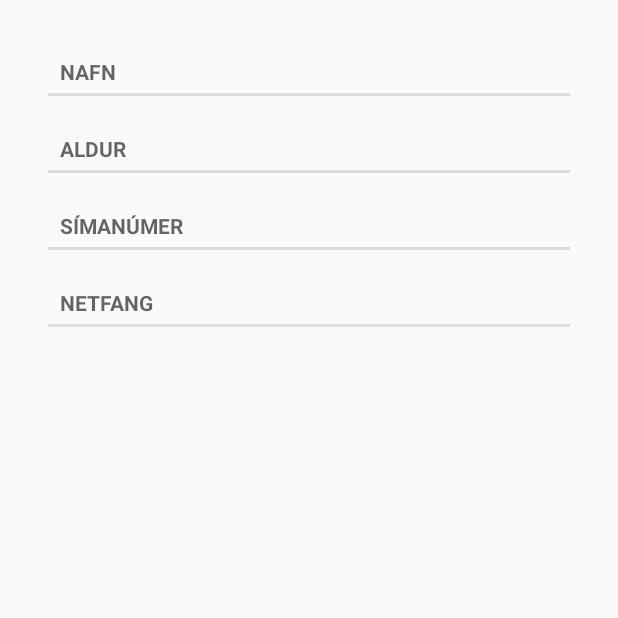
After one commit to hugbo/bualfur, an Android app: the ProfileActivity screen opened directly, with no data from a screen before it, on a phone screen of 412 x 824 dp, the top half of it. The commit adds this screen. Run offline under Robolectric (Android 15) with nearby library versions, the phone set to English and light mode, and no system bars; our stand-ins replace Volley; libraries missing offline, so code that uses them is left out: com.facebook, com.facebook.login; network calls fail; 1 statement that could not run was skipped.

Commit message:
Profile Management

```diff
--- a/app/build.gradle
+++ b/app/build.gradle
@@ -36,6 +36,7 @@ dependencies {
     compile 'com.google.code.gson:gson:2.8.0'
     compile 'com.facebook.android:facebook-android-sdk:[4,5)'
     compile 'com.android.support.constraint:constraint-layout:1.0.2'
+    compile 'com.google.android.gms:play-services-maps:10.2.0'
+    compile 'com.android.support:support-v4:25.3.1'
     testCompile 'junit:junit:4.12'
-    compile 'com.google.android.gms:play-services-maps:10.2.0'
 }
--- /dev/null
+++ b/app/src/main/java/hugbo/bualfur/controller/ProfileActivity.java
@@ -0,0 +1,22 @@
+package hugbo.bualfur.controller;
+
+import android.content.Context;
+import android.content.Intent;
+import android.support.v4.app.Fragment;
+import android.support.v7.app.AppCompatActivity;
+import android.os.Bundle;
+
+import hugbo.bualfur.R;
+
+public class ProfileActivity extends SingleFragmentActivity {
+
+    public static Intent newIntent(Context context){
+        Intent intent = new Intent(context, ProfileActivity.class);
+        return intent;
+    }
+
+    @Override
+    protected Fragment createFragment() {
+        return new ProfileFragment();
+    }
+}
--- /dev/null
+++ b/app/src/main/java/hugbo/bualfur/controller/ProfileFragment.java
@@ -0,0 +1,80 @@
+package hugbo.bualfur.controller;
+
+
+import android.os.Bundle;
+import android.support.v4.app.Fragment;
+import android.util.Log;
+import android.view.LayoutInflater;
+import android.view.View;
+import android.view.ViewGroup;
+
+import java.util.UUID;
+
+import hugbo.bualfur.R;
+import hugbo.bualfur.model.Property;
+import hugbo.bualfur.model.User;
+import hugbo.bualfur.services.SessionManager;
+import hugbo.bualfur.services.UserCallback;
+
+/**
+ * A simple {@link Fragment} subclass.
+ */
+public class ProfileFragment extends Fragment {
+
+    private static final String ARG_USER_ID = "user_id";
+    private static final String TAG = "ProfileFragment";
+    private User mUserToView;
+
+    public static ProfileFragment newInstance(String serverID){
+        Bundle args = new Bundle();
+        args.putSerializable(ARG_USER_ID, serverID);
+
+        ProfileFragment fragment = new ProfileFragment();
+        fragment.setArguments(args);
+        return fragment;
+    }
+
+
+    @Override
+    public View onCreateView(LayoutInflater inflater, ViewGroup container,
+                             Bundle savedInstanceState) {
+
+        View view = inflater.inflate(R.layout.fragment_profile, container, false);
+
+        if (mUserToView == null){
+            String serverID = (String) getArguments().getSerializable(ARG_USER_ID);
+
+            updateView(view, serverID);
+        } else {
+            updateView(view);
+        }
+        // Inflate the layout for this fragment
+        return view;
+    }
+
+
+    @Override
+    public void onCreate(Bundle savedInstanceState) {
+        super.onCreate(savedInstanceState);
+//        setRetainInstance(true);
+        Log.i(TAG, "onCreate: ");
+
+    }
+
+    private void updateView(View view, String serverID){
+        SessionManager.getInstance(getActivity()).getUserFromID(serverID, new UserCallback(){
+            @Override
+            public void onSuccess(User user){
+                mUserToView = user;
+                Log.i(TAG, "onSuccess: "+user.getmFirstName());
+            }
+        });
+    }
+
+    private void updateView(View view){
+        Log.i(TAG, "Helloooo!");
+    }
+
+
+
+}
--- a/app/src/main/java/hugbo/bualfur/services/SessionManager.java
+++ b/app/src/main/java/hugbo/bualfur/services/SessionManager.java
@@ -62,10 +62,6 @@ public class SessionManager {
             }
         });
 
-
-
-
-
         Bundle parameters = new Bundle();
 
         parameters.putString("fields", "id, picture, first_name, last_name, gender, age_range, link" );
@@ -73,8 +69,44 @@ public class SessionManager {
         request.executeAsync();
     }
 
+    public void getUserFromID(String fbId, final UserCallback callback){
 
+        String devURL = "http://192.168.122.1:3000/profile/json"+fbId;
 
+        JsonObjectRequest request = new JsonObjectRequest(Request.Method.GET, devURL, null, new Response.Listener<JSONObject>() {
+            @Override
+            public void onResponse(JSONObject response) {
+                try {
+                    JSONObject userObject = response.getJSONObject("user");
+
+                    String firstName = userObject.getString("first_name");
+                    String lastName = userObject.getString("last_name");
+                    String gender = userObject.getString("gender");
+                    String ageRange = userObject.getString("age_range");
+                    String imageURL = userObject.getString("image_url");
+                    String facebookURL = userObject.getString("facebook_url");
+                    String phoneNumber = userObject.getString("phone_number");
+                    String personalInfo = userObject.getString("personal_info");
+                    String email = userObject.getString("email");
+                    String facebookId = userObject.getString("facebook_id");
+
+                    User user = new User(facebookId, firstName, lastName, ageRange, gender, email, phoneNumber, personalInfo, imageURL, facebookURL);
+
+                    callback.onSuccess(user);
+                } catch (JSONException error){
+                    Log.e(TAG, "onResponse: "+error.toString() );
+                }
+
+            }
+        }, new Response.ErrorListener() {
+            @Override
+            public void onErrorResponse(VolleyError error) {
+                //
+            }
+        });
+
+        NetworkController.getInstance(mCtx).addToRequestQueue(request);
+    }
 
     public void getUserFromServer(JSONObject userdata, final UserCallback callback){
         JSONObject graphData = new JSONObject();
--- /dev/null
+++ b/app/src/main/res/layout/fragment_profile.xml
@@ -0,0 +1,59 @@
+<?xml version="1.0" encoding="utf-8"?>
+<LinearLayout xmlns:android="http://schemas.android.com/apk/res/android"
+    android:orientation="vertical"
+    android:layout_width="match_parent"
+    android:layout_height="wrap_content"
+    android:layout_margin="16dp">
+
+    <ScrollView
+        android:layout_width="match_parent"
+        android:layout_height="match_parent">
+
+        <LinearLayout
+            android:layout_width="match_parent"
+            android:layout_height="match_parent"
+            android:orientation="vertical">
+
+            <TextView
+                style="?android:listSeparatorTextViewStyle"
+                android:layout_width="match_parent"
+                android:layout_height="wrap_content"
+                android:text="NAFN"/>
+
+            <TextView
+                android:id="@+id/user_name"
+                android:layout_width="match_parent"
+                android:layout_height="wrap_content" />
+
+            <TextView
+                style="?android:listSeparatorTextViewStyle"
+                android:layout_width="match_parent"
+                android:layout_height="wrap_content"
+                android:text="ALDUR"/>
+
+            <TextView
+                android:id="@+id/user_age"
+                android:layout_width="match_parent"
+                android:layout_height="wrap_content" />
+
+            <TextView
+                style="?android:listSeparatorTextViewStyle"
+                android:layout_width="match_parent"
+                android:layout_height="wrap_content"
+                android:text="SÍMANÚMER"/>
+
+            <TextView
+                android:id="@+id/user_phone"
+                android:layout_width="match_parent"
+                android:layout_height="wrap_content" />
+
+            <TextView
+                style="?android:listSeparatorTextViewStyle"
+                android:layout_width="match_parent"
+                android:layout_height="wrap_content"
+                android:text="NETFANG" />
+        </LinearLayout>
+
+    </ScrollView>
+
+</LinearLayout>
--- a/app/src/main/res/values/strings.xml
+++ b/app/src/main/res/values/strings.xml
@@ -90,7 +90,6 @@
     <string name="view_zip_code">Póstnúmer</string>
 
 
-
     <!-- Navigation Drawer -->
     <string name="navigation_drawer_open">Open navigation drawer</string>
     <string name="navigation_drawer_close">Close navigation drawer</string>
@@ -121,4 +120,7 @@
     <string name="action_mark_all_read">Mark All as Read</string>
     <string name="privacy_policy">Annað</string>
 
+    <!-- TODO: Remove or change this placeholder text -->
+    <string name="hello_blank_fragment">Hello blank fragment</string>
+
 </resources>
```
Also changed, not shown: app/src/main/AndroidManifest.xml (+21 -13 lines), app/src/main/java/hugbo/bualfur/controller/MainActivity.java (+10 -2 lines), app/src/main/res/layout/activity_profile.xml (added, +9 -0 lines).
